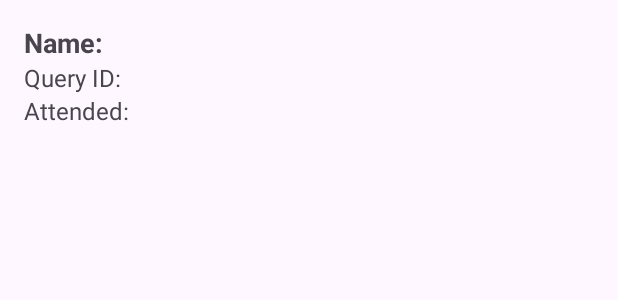
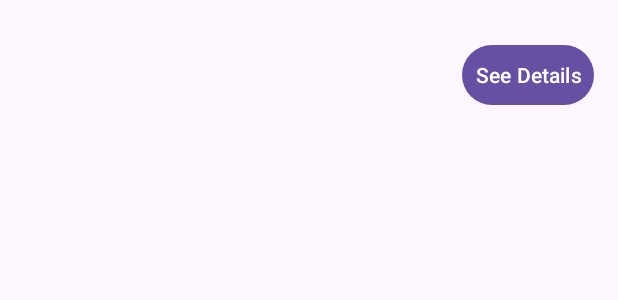
Before and after one commit to yashpreeto7/DocDispatch, an Android app: the layout item_query.xml on its own in the app's theme, with its tools: preview values and no code run, on a phone screen of 412 x 824 dp. Shown: the top 300 px of the screen. Run offline under Robolectric (Android 15) with nearby library versions, the phone set to English and light mode, and no system bars.

Commit message:
View Attended Queries

```diff
--- a/Android/app/src/main/java/online/ppriyanshu26/docdispatch/QueriesActivity.java
+++ b/Android/app/src/main/java/online/ppriyanshu26/docdispatch/QueriesActivity.java
@@ -107,8 +107,11 @@ public class QueriesActivity extends AppCompatActivity {
                 boolean attended = obj.getBoolean("attended");
                 String name = obj.getString("name");
 
-                queryList.add(new QueryModel(qid, attended, name));
+                String doctor = obj.isNull("doctor") ? "-" : obj.getString("doctor");
+                String treatment = obj.isNull("treatment") ? "-" : obj.getString("treatment");
+                String remarks = obj.isNull("remarks") ? "-" : obj.getString("remarks");
 
+                queryList.add(new QueryModel(qid, attended, name, doctor, treatment, remarks));
             }
 
             runOnUiThread(() -> adapter.notifyDataSetChanged());
--- a/Android/app/src/main/res/layout/item_query.xml
+++ b/Android/app/src/main/res/layout/item_query.xml
@@ -1,30 +1,44 @@
 <?xml version="1.0" encoding="utf-8"?>
-<LinearLayout xmlns:android="http://schemas.android.com/apk/res/android"
+<RelativeLayout
+    xmlns:android="http://schemas.android.com/apk/res/android"
     android:layout_width="match_parent"
     android:padding="16dp"
+    android:layout_height="wrap_content">
+
+    <LinearLayout
+        android:id="@+id/layoutText"
         android:orientation="vertical"
-    android:layout_height="wrap_content">
+        android:layout_width="wrap_content"
+        android:layout_height="wrap_content"
+        android:layout_alignParentStart="true">
 
         <TextView
             android:id="@+id/txtName"
             android:textSize="18sp"
             android:textStyle="bold"
-        android:text="Name:"
             android:layout_width="wrap_content"
-        android:layout_height="wrap_content"/>
+            android:layout_height="wrap_content" />
 
         <TextView
             android:id="@+id/txtQid"
             android:textSize="16sp"
-        android:text="Query ID:"
             android:layout_width="wrap_content"
-        android:layout_height="wrap_content"/>
+            android:layout_height="wrap_content" />
 
         <TextView
             android:id="@+id/txtAttended"
             android:textSize="16sp"
-        android:text="Attended:"
             android:layout_width="wrap_content"
-        android:layout_height="wrap_content"/>
+            android:layout_height="wrap_content" />
+    </LinearLayout>
 
-</LinearLayout>
+    <Button
+        android:id="@+id/btnDetails"
+        android:layout_width="wrap_content"
+        android:layout_height="wrap_content"
+        android:text="See Details"
+        android:padding="8dp"
+        android:layout_alignParentEnd="true"
+        android:layout_centerVertical="true" />
+
+</RelativeLayout>
```
Also changed, not shown: Android/app/src/main/java/online/ppriyanshu26/docdispatch/QueriesAdapter.java (+40 -0 lines), Android/app/src/main/java/online/ppriyanshu26/docdispatch/QueryModel.java (+9 -1 lines), Android/app/src/main/res/layout/dialog_details.xml (added, +29 -0 lines), 1 other file. Lines whose indentation alone changed are shown as unchanged.
